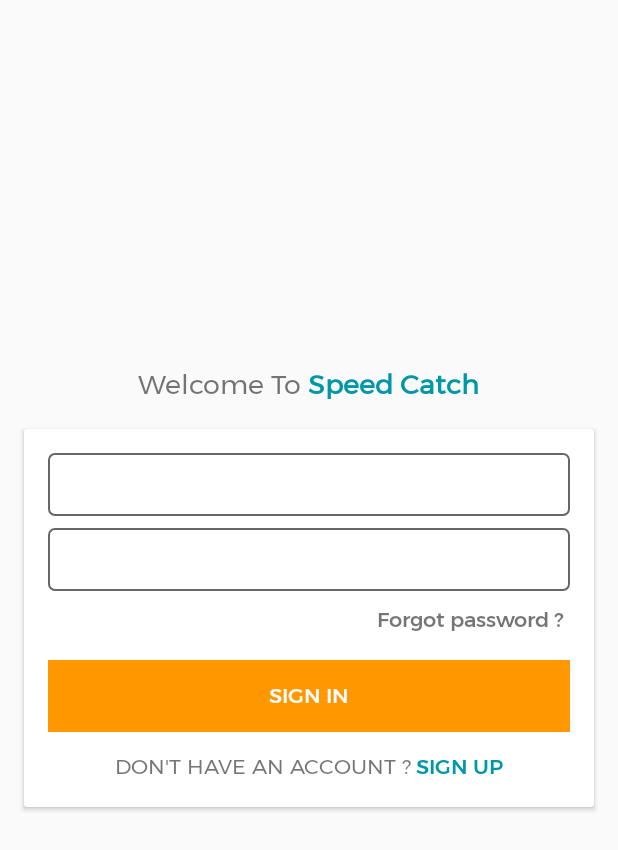
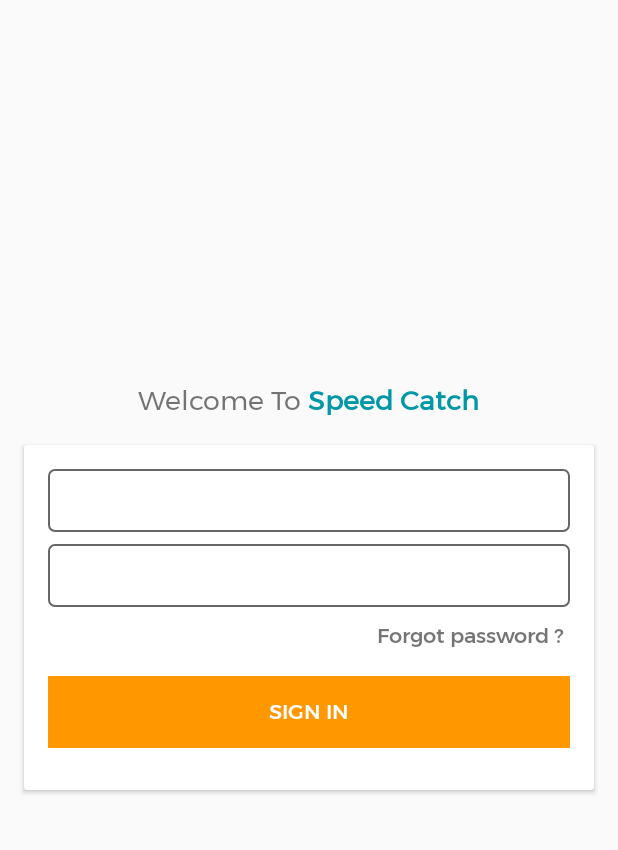
Before and after one commit to Nksonsit/AdminSide, an Android app: the screen it shows after launch (LoginActivity), on a phone screen of 412 x 824 dp. Shown: the top 850 px of the screen. Run offline under Robolectric (Android 15) with nearby library versions, the phone set to English and light mode, and no system bars; libraries missing offline, so code that uses them is left out: com.droidbyme.toastlib, com.gun0912.tedpermission.

Commit message:
20171127

```diff
--- a/app/src/main/java/com/myapp/adminside/adapter/SiteAdapter.java
+++ b/app/src/main/java/com/myapp/adminside/adapter/SiteAdapter.java
@@ -88,13 +88,17 @@ public class SiteAdapter extends RecyclerView.Adapter<RecyclerView.ViewHolder> {
             txtDesc.setText(site.getDescription().replace("&#39;","'"));
             txtSite.setText(site.getSite().replace("&#39;","'"));
 
-            if (site.getUserId().equalsIgnoreCase(PrefUtils.getUserID(context))) {
+          /*  if (site.getUserId().equalsIgnoreCase(PrefUtils.getUserID(context))) {
                 imgEdit.setVisibility(View.VISIBLE);
                 imgDelete.setVisibility(View.VISIBLE);
             } else {
                 imgEdit.setVisibility(View.GONE);
                 imgDelete.setVisibility(View.GONE);
             }
+*/
+
+            imgEdit.setVisibility(View.VISIBLE);
+            imgDelete.setVisibility(View.VISIBLE);
 
             imgEdit.setOnClickListener(new View.OnClickListener() {
                 @Override
--- a/app/src/main/res/layout/activity_login.xml
+++ b/app/src/main/res/layout/activity_login.xml
@@ -89,12 +89,14 @@
                 android:layout_height="12dp" />
 
             <LinearLayout
+                android:visibility="gone"
                 android:layout_width="match_parent"
                 android:layout_height="wrap_content"
                 android:gravity="center"
                 android:orientation="horizontal">
 
                 <com.myapp.adminside.custom.TfTextView
+
                     android:layout_width="wrap_content"
                     android:layout_height="wrap_content"
                     android:gravity="center"
```
